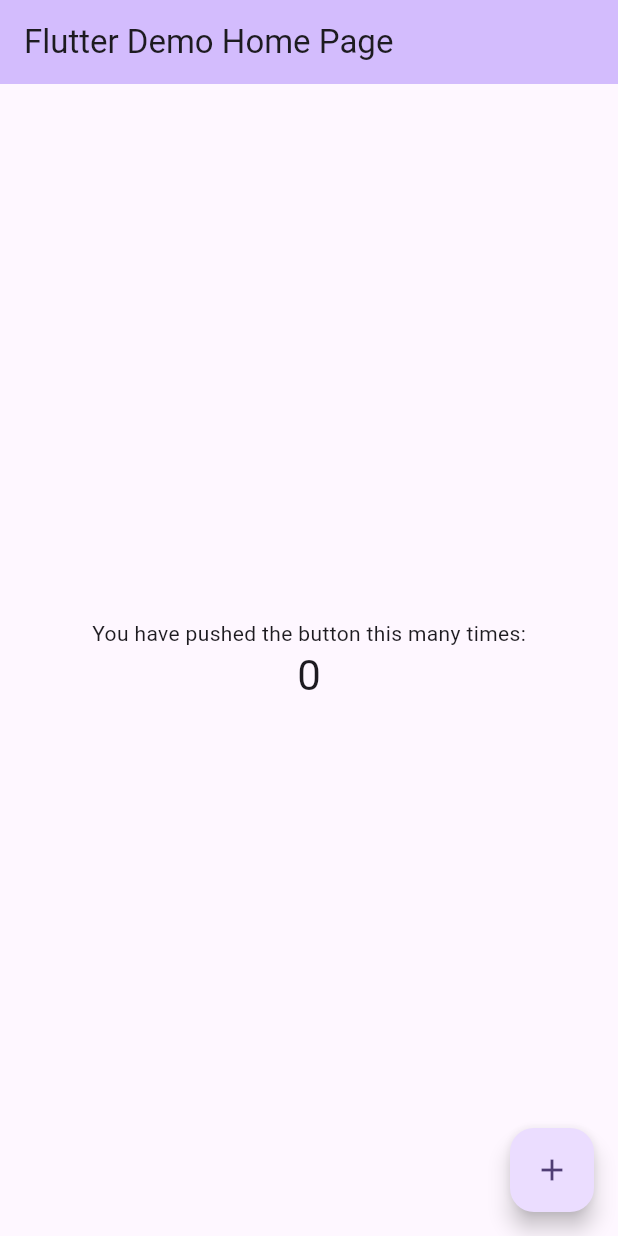
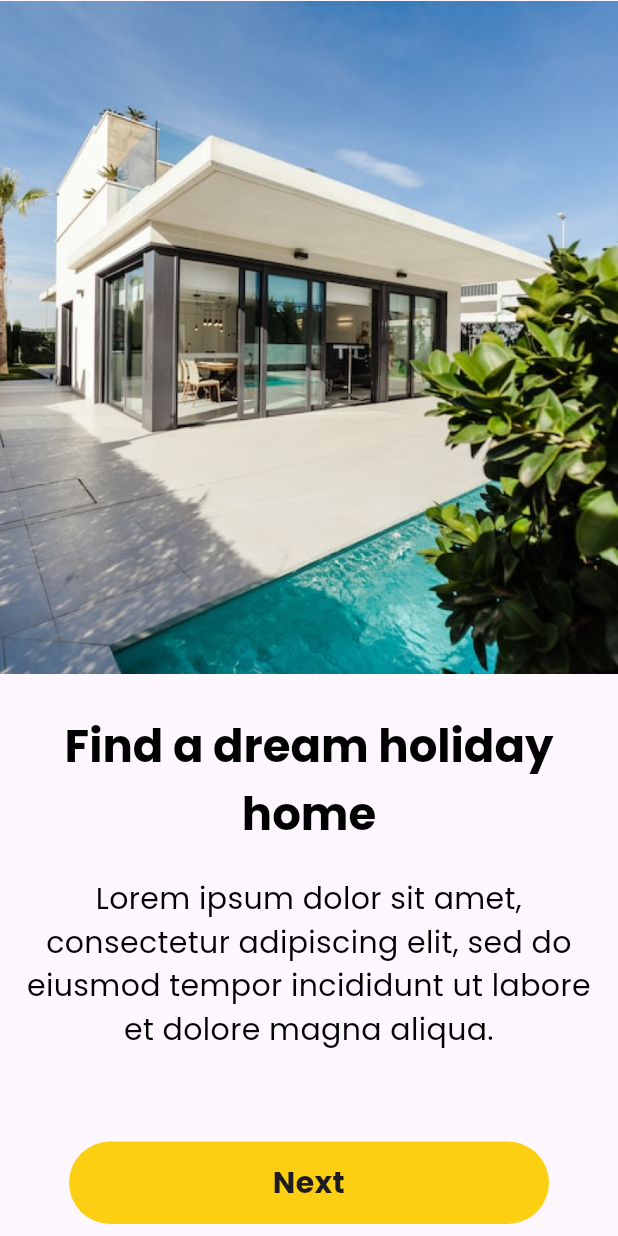
Before and after one commit to AmanGit010/Hola-Home, a Flutter app: the screen it shows after launch, on a phone screen of 412 x 824 dp. Run offline on Flutter 3.47's test engine with Material 2 defaults, Android fonts, the phone set to English and light mode, and no system bars; project files that could hold a hidden picture were left out.

Commit message:
Added: Completed Splash and Onboarding screens

```diff
--- /dev/null
+++ b/lib/Core/constants/colors.dart
@@ -0,0 +1,5 @@
+import 'package:flutter/material.dart';
+
+class colors {
+  static const yellow = Color(0xfffccf12);
+}
--- /dev/null
+++ b/lib/Feature/App/splash_screen.dart
@@ -0,0 +1,36 @@
+import 'package:flutter/material.dart';
+import 'package:hola_home/Core/constants/colors.dart';
+import 'package:hola_home/Feature/home/home_page.dart';
+
+class SplashScreen extends StatefulWidget {
+  const SplashScreen({super.key});
+
+  @override
+  State<SplashScreen> createState() => _SplashScreenState();
+}
+
+class _SplashScreenState extends State<SplashScreen> {
+  @override
+  void initState() {
+    super.initState();
+    Future.delayed(Duration(seconds: 2), () {
+      Navigator.pushReplacement(
+        context,
+        MaterialPageRoute(builder: (context) => HomePage()),
+      );
+    });
+  }
+
+  @override
+  Widget build(BuildContext context) {
+    return Scaffold(
+      backgroundColor: colors.yellow,
+      body: Center(
+        child: Image.asset(
+          'assets/png/hh.png',
+          scale: 3,
+        ),
+      ),
+    );
+  }
+}
--- /dev/null
+++ b/lib/Feature/home/home_page.dart
@@ -0,0 +1,124 @@
+import 'package:flutter/material.dart';
+import 'package:hola_home/Core/constants/colors.dart';
+import 'package:hola_home/Feature/signup-login/signup_login.dart';
+
+class HomePage extends StatelessWidget {
+  const HomePage({super.key});
+
+  @override
+  Widget build(BuildContext context) {
+    return Scaffold(
+        body: Column(
+      children: [
+        Expanded(
+            child: Column(
+          children: [
+            Image.asset(
+              'assets/png/onboarding2.png',
+              fit: BoxFit.fitWidth,
+              height: 450,
+              width: 500,
+            ),
+            const SizedBox(
+              height: 25,
+            ),
+            RichText(
+              textAlign: TextAlign.center,
+              text: TextSpan(
+                children: [
+                  TextSpan(
+                    text: 'Find a dream holiday\n',
+                    style: TextStyle(
+                        // fontWeight: FontWeight.bold,
+                        color: Colors.black,
+                        fontSize: 30,
+                        fontFamily: 'PoppinsBold'),
+                  ),
+                  TextSpan(
+                    text: 'home',
+                    style: TextStyle(
+                        // fontWeight: FontWeight.bold,
+                        color: Colors.black,
+                        fontSize: 30,
+                        fontFamily: 'PoppinsBold'),
+                  ),
+                ],
+              ),
+            ),
+            const SizedBox(
+              height: 10,
+            ),
+            GestureDetector(
+              onTap: () {
+                Navigator.push(
+                  context,
+                  MaterialPageRoute(builder: (context) => SignupLogin()),
+                );
+              },
+              child: Container(
+                margin: EdgeInsets.all(10),
+                child: Text(
+                  "Lorem ipsum dolor sit amet, consectetur adipiscing elit, sed do eiusmod tempor incididunt ut labore et dolore magna aliqua.",
+                  textAlign: TextAlign.center,
+                  style: TextStyle(
+                      color: Colors.black,
+                      fontSize: 20,
+                      fontFamily: 'PoppinsReg'),
+                ),
+              ),
+            ),
+            const SizedBox(
+              height: 50,
+            ),
+            GestureDetector(
+              onTap: () {
+                Navigator.push(
+                  context,
+                  MaterialPageRoute(builder: (context) => SignupLogin()),
+                );
+              },
+              child: Container(
+                alignment: Alignment.center,
+                width: 320,
+                height: 55,
+                decoration: BoxDecoration(
+                    borderRadius: BorderRadius.circular(30),
+                    color: colors.yellow),
+                child: Padding(
+                  padding: const EdgeInsets.all(10),
+                  child: Text(
+                    "Next",
+                    textAlign: TextAlign.center,
+                    style: TextStyle(fontFamily: 'PoppinsBold', fontSize: 20),
+                  ),
+                ),
+              ),
+            ),
+            const SizedBox(
+              height: 20,
+            ),
+            Container(
+              alignment: Alignment.center,
+              width: 320,
+              height: 55,
+              decoration: BoxDecoration(
+                border: Border.all(color: colors.yellow, width: 2.0),
+                borderRadius: BorderRadius.circular(30),
+                color: Color.fromARGB(255, 255, 235, 153),
+              ),
+              child: Padding(
+                padding: const EdgeInsets.all(10),
+                child: Text(
+                  "Skip",
+                  textAlign: TextAlign.center,
+                  style: TextStyle(fontFamily: 'PoppinsBold', fontSize: 20),
+                ),
+              ),
+            ),
+          ],
+        ))
+        // TextSpan()
+      ],
+    ));
+  }
+}
--- /dev/null
+++ b/lib/Feature/signup-login/signup_login.dart
@@ -0,0 +1,10 @@
+import 'package:flutter/material.dart';
+
+class SignupLogin extends StatelessWidget {
+  const SignupLogin({super.key});
+
+  @override
+  Widget build(BuildContext context) {
+    return Scaffold();
+  }
+}
--- a/lib/main.dart
+++ b/lib/main.dart
@@ -1,4 +1,5 @@
 import 'package:flutter/material.dart';
+import 'package:hola_home/Feature/app/splash_screen.dart';
 
 void main() {
   runApp(const MyApp());
@@ -13,113 +14,10 @@ class MyApp extends StatelessWidget {
     return MaterialApp(
       title: 'Flutter Demo',
       theme: ThemeData(
-        // This is the theme of your application.
-        //
-        // TRY THIS: Try running your application with "flutter run". You'll see
-        // the application has a blue toolbar. Then, without quitting the app,
-        // try changing the seedColor in the colorScheme below to Colors.green
-        // and then invoke "hot reload" (save your changes or press the "hot
-        // reload" button in a Flutter-supported IDE, or press "r" if you used
-        // the command line to start the app).
-        //
-        // Notice that the counter didn't reset back to zero; the application
-        // state is not lost during the reload. To reset the state, use hot
-        // restart instead.
-        //
-        // This works for code too, not just values: Most code changes can be
-        // tested with just a hot reload.
         colorScheme: ColorScheme.fromSeed(seedColor: Colors.deepPurple),
         useMaterial3: true,
       ),
-      home: const MyHomePage(title: 'Flutter Demo Home Page'),
+      home: SplashScreen(),
     );
   }
 }
-
-class MyHomePage extends StatefulWidget {
-  const MyHomePage({super.key, required this.title});
-
-  // This widget is the home page of your application. It is stateful, meaning
-  // that it has a State object (defined below) that contains fields that affect
-  // how it looks.
-
-  // This class is the configuration for the state. It holds the values (in this
-  // case the title) provided by the parent (in this case the App widget) and
-  // used by the build method of the State. Fields in a Widget subclass are
-  // always marked "final".
-
-  final String title;
-
-  @override
-  State<MyHomePage> createState() => _MyHomePageState();
-}
-
-class _MyHomePageState extends State<MyHomePage> {
-  int _counter = 0;
-
-  void _incrementCounter() {
-    setState(() {
-      // This call to setState tells the Flutter framework that something has
-      // changed in this State, which causes it to rerun the build method below
-      // so that the display can reflect the updated values. If we changed
-      // _counter without calling setState(), then the build method would not be
-      // called again, and so nothing would appear to happen.
-      _counter++;
-    });
-  }
-
-  @override
-  Widget build(BuildContext context) {
-    // This method is rerun every time setState is called, for instance as done
-    // by the _incrementCounter method above.
-    //
-    // The Flutter framework has been optimized to make rerunning build methods
-    // fast, so that you can just rebuild anything that needs updating rather
-    // than having to individually change instances of widgets.
-    return Scaffold(
-      appBar: AppBar(
-        // TRY THIS: Try changing the color here to a specific color (to
-        // Colors.amber, perhaps?) and trigger a hot reload to see the AppBar
-        // change color while the other colors stay the same.
-        backgroundColor: Theme.of(context).colorScheme.inversePrimary,
-        // Here we take the value from the MyHomePage object that was created by
-        // the App.build method, and use it to set our appbar title.
-        title: Text(widget.title),
-      ),
-      body: Center(
-        // Center is a layout widget. It takes a single child and positions it
-        // in the middle of the parent.
-        child: Column(
-          // Column is also a layout widget. It takes a list of children and
-          // arranges them vertically. By default, it sizes itself to fit its
-          // children horizontally, and tries to be as tall as its parent.
-          //
-          // Column has various properties to control how it sizes itself and
-          // how it positions its children. Here we use mainAxisAlignment to
-          // center the children vertically; the main axis here is the vertical
-          // axis because Columns are vertical (the cross axis would be
-          // horizontal).
-          //
-          // TRY THIS: Invoke "debug painting" (choose the "Toggle Debug Paint"
-          // action in the IDE, or press "p" in the console), to see the
-          // wireframe for each widget.
-          mainAxisAlignment: MainAxisAlignment.center,
-          children: <Widget>[
-            const Text(
-              'You have pushed the button this many times:',
-            ),
-            Text(
-              '$_counter',
-              style: Theme.of(context).textTheme.headlineMedium,
-            ),
-          ],
-        ),
-      ),
-      floatingActionButton: FloatingActionButton(
-        onPressed: _incrementCounter,
-        tooltip: 'Increment',
-        child: const Icon(Icons.add),
-      ), // This trailing comma makes auto-formatting nicer for build methods.
-    );
-  }
-}
```
Also changed, not shown: pubspec.yaml (+18 -67 lines), assets/fonts/Poppins-Bold.ttf (added), assets/fonts/Poppins-Regular.ttf (added), assets/png/hh.png (added), assets/png/onboarding.png (added), assets/png/onboarding2.png (added), assets/svg/hola_home.svg (added), assets/svg/holahome1.svg (added), pubspec.lock, 1 other file.
